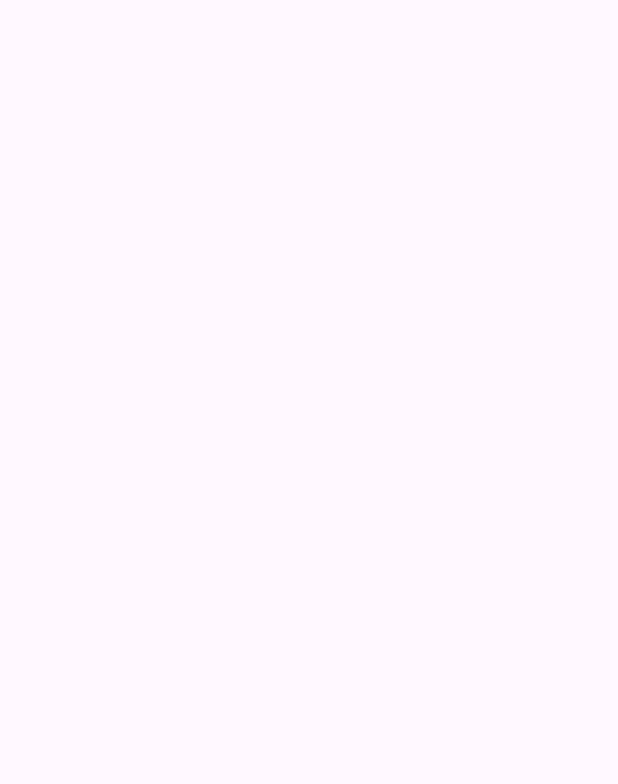
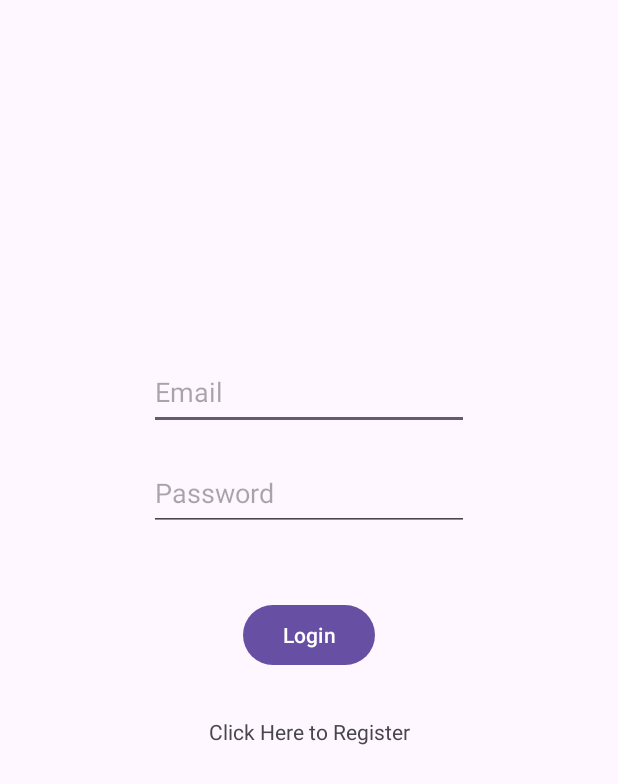
Before and after one commit to Ragasri05/RagaApp, an Android app: the screen it shows after launch (MainActivity before the commit, LoginScreen after it), on a phone screen of 412 x 824 dp. Before the commit the part shown is empty. Shown: the top 784 px of the screen. Run offline under Robolectric (Android 15) with nearby library versions, the phone set to English and light mode, and no system bars.

Commit message:
designed the login activity

```diff
--- a/app/src/main/AndroidManifest.xml
+++ b/app/src/main/AndroidManifest.xml
@@ -13,6 +13,15 @@
         android:theme="@style/Theme.FoodOrderApp"
         tools:targetApi="31">
         <activity
+            android:name=".LoginScreen"
+            android:exported="true">
+            <intent-filter>
+                <action android:name="android.intent.action.MAIN" />
+
+                <category android:name="android.intent.category.LAUNCHER" />
+            </intent-filter>
+        </activity>
+        <activity
             android:name=".MainActivity"
             android:exported="true">
             <intent-filter>
--- /dev/null
+++ b/app/src/main/java/com/example/foodorderapp/LoginScreen.java
@@ -0,0 +1,24 @@
+package com.example.foodorderapp;
+
+import android.os.Bundle;
+
+import androidx.activity.EdgeToEdge;
+import androidx.appcompat.app.AppCompatActivity;
+import androidx.core.graphics.Insets;
+import androidx.core.view.ViewCompat;
+import androidx.core.view.WindowInsetsCompat;
+
+public class LoginScreen extends AppCompatActivity {
+
+    @Override
+    protected void onCreate(Bundle savedInstanceState) {
+        super.onCreate(savedInstanceState);
+        EdgeToEdge.enable(this);
+        setContentView(R.layout.activity_login_screen);
+        ViewCompat.setOnApplyWindowInsetsListener(findViewById(R.id.main), (v, insets) -> {
+            Insets systemBars = insets.getInsets(WindowInsetsCompat.Type.systemBars());
+            v.setPadding(systemBars.left, systemBars.top, systemBars.right, systemBars.bottom);
+            return insets;
+        });
+    }
+}
--- /dev/null
+++ b/app/src/main/res/layout/activity_login_screen.xml
@@ -0,0 +1,60 @@
+<?xml version="1.0" encoding="utf-8"?>
+<androidx.constraintlayout.widget.ConstraintLayout xmlns:android="http://schemas.android.com/apk/res/android"
+    xmlns:app="http://schemas.android.com/apk/res-auto"
+    xmlns:tools="http://schemas.android.com/tools"
+    android:id="@+id/main"
+    android:layout_width="match_parent"
+    android:layout_height="match_parent"
+    tools:context=".MainActivity">
+
+    <EditText
+        android:id="@+id/editTextTextEmailAddress"
+        android:layout_width="wrap_content"
+        android:layout_height="50dp"
+        android:ems="10"
+        android:hint="@string/email"
+        android:inputType="textEmailAddress"
+        app:layout_constraintBottom_toBottomOf="parent"
+        app:layout_constraintEnd_toEndOf="parent"
+        app:layout_constraintStart_toStartOf="parent"
+        app:layout_constraintTop_toTopOf="parent"
+        app:layout_constraintVertical_bias="0.306" />
+
+    <EditText
+        android:id="@+id/editTextTextPassword"
+        android:layout_width="wrap_content"
+        android:layout_height="50dp"
+        android:ems="10"
+        android:hint="@string/password"
+        android:inputType="textPassword"
+        app:layout_constraintBottom_toBottomOf="parent"
+        app:layout_constraintEnd_toEndOf="parent"
+        app:layout_constraintStart_toStartOf="parent"
+        app:layout_constraintTop_toTopOf="parent"
+        app:layout_constraintVertical_bias="0.393" />
+
+    <Button
+        android:id="@+id/button"
+        android:layout_width="wrap_content"
+        android:layout_height="wrap_content"
+        android:text="@string/login"
+        app:layout_constraintBottom_toBottomOf="parent"
+        app:layout_constraintEnd_toEndOf="parent"
+        app:layout_constraintHorizontal_bias="0.501"
+        app:layout_constraintStart_toStartOf="parent"
+        app:layout_constraintTop_toTopOf="parent"
+        app:layout_constraintVertical_bias="0.515" />
+
+    <TextView
+        android:id="@+id/textView"
+        android:layout_width="wrap_content"
+        android:layout_height="wrap_content"
+        android:text="@string/click_here_to_register"
+        app:layout_constraintBottom_toBottomOf="parent"
+        app:layout_constraintEnd_toEndOf="parent"
+        app:layout_constraintStart_toStartOf="parent"
+        app:layout_constraintTop_toTopOf="parent"
+        app:layout_constraintVertical_bias="0.594" />
+
+
+</androidx.constraintlayout.widget.ConstraintLayout>
--- a/app/src/main/res/layout/activity_main.xml
+++ b/app/src/main/res/layout/activity_main.xml
@@ -5,4 +5,6 @@
     android:id="@+id/main"
     android:layout_width="match_parent"
     android:layout_height="match_parent"
-    tools:context=".MainActivity"/>
+    tools:context=".MainActivity">
+
+</androidx.constraintlayout.widget.ConstraintLayout>
--- a/app/src/main/res/values/strings.xml
+++ b/app/src/main/res/values/strings.xml
@@ -1,3 +1,7 @@
 <resources>
     <string name="app_name">FoodOrderApp</string>
+    <string name="email">Email</string>
+    <string name="password">Password</string>
+    <string name="click_here_to_register">Click Here to Register</string>
+    <string name="login">Login</string>
 </resources>
```
